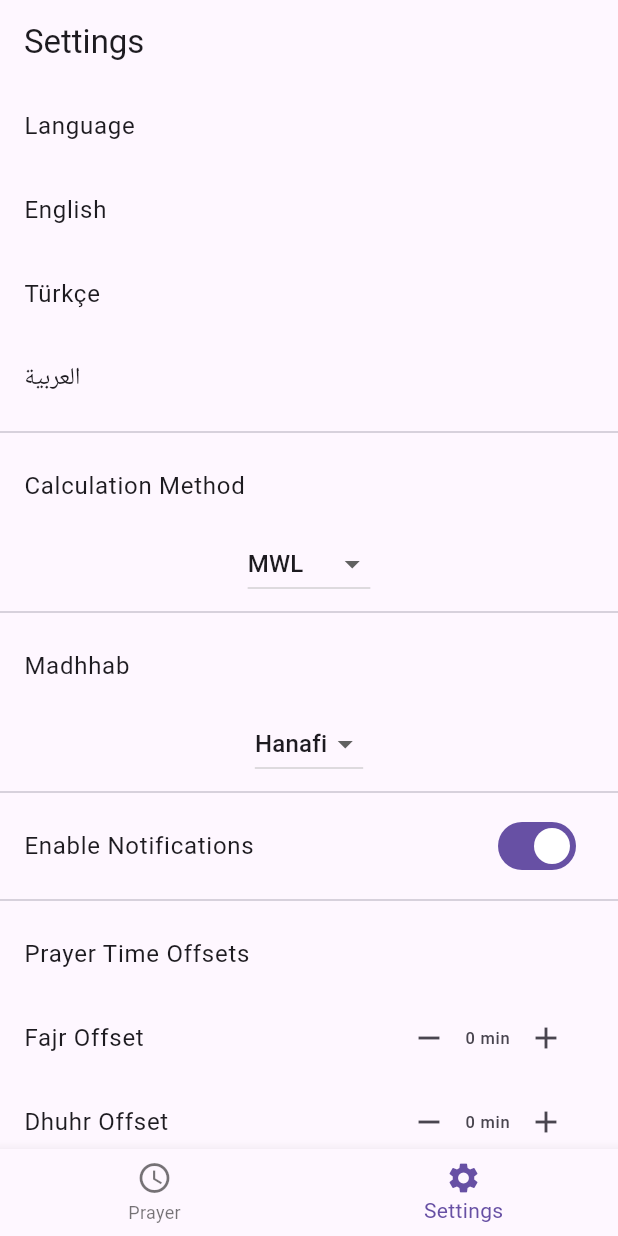
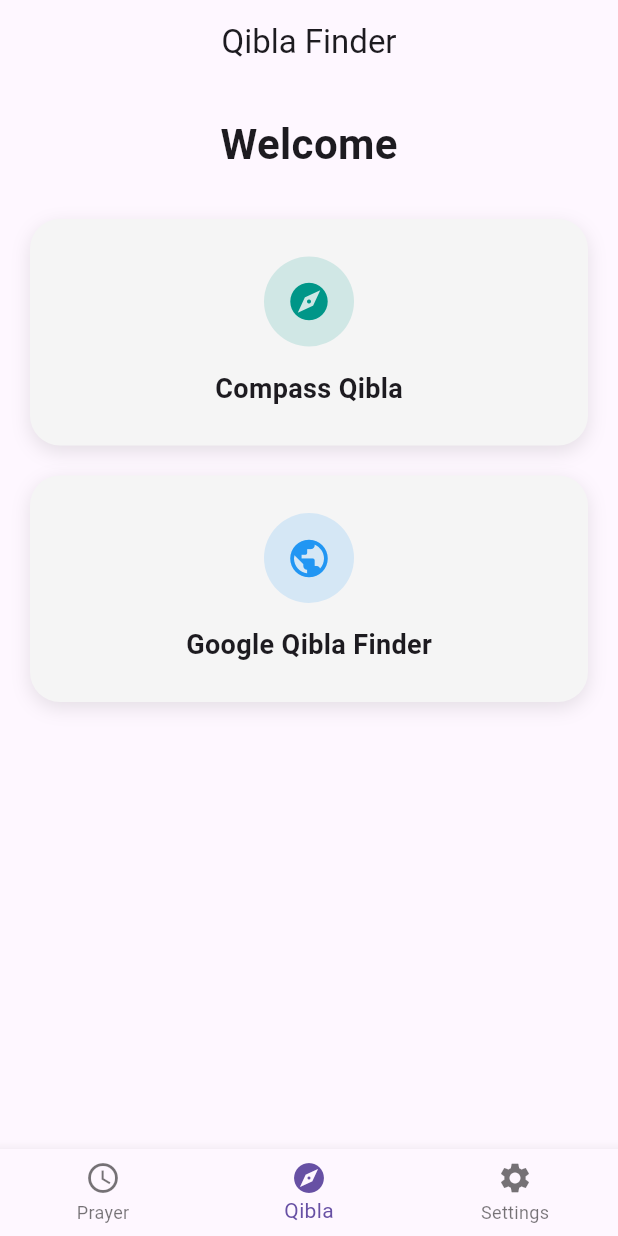
Before and after one commit to serhatcetin-kral/Adhan-with-multi-languages, a Flutter app: the MainScreen screen opened directly, item 2 of the bottom bar chosen, on a phone screen of 412 x 824 dp. Run offline on Flutter 3.47's test engine with Material 3 defaults, Android fonts, the phone set to English and light mode, and no system bars; our stand-ins replace flutter_compass, geocoding, geolocator, shared_preferences, vibration; accounts and stored records are empty.

Commit message:
qibla finder ekledik

```diff
--- a/lib/l10n/app_en.arb
+++ b/lib/l10n/app_en.arb
@@ -64,5 +64,13 @@
   "locationError": "Location permission required",
   "noInternet": "No internet connection",
   "error": "Something went wrong",
-  "minutesShort": "min"
+  "minutesShort": "min",
+  "compassQibla": "Compass Qibla",
+  "calibratingCompass": "Calibrating compass...",
+  "heading": "Heading",
+  "qiblaDirection": "Qibla Direction",
+  "facingQibla": "You are facing Qibla",
+  "turnToQibla": "Turn to Qibla",
+  "calibrationText": "Move your phone in a figure 8 motion to calibrate the compass.\nKeep away from metal objects.",
+  "qibla": "Qibla"
 }
--- a/lib/l10n/app_localizations.dart
+++ b/lib/l10n/app_localizations.dart
@@ -316,7 +316,7 @@
   /// No description provided for @compassQibla.
   ///
   /// In en, this message translates to:
-  /// **'Compass Qibla Finder'**
+  /// **'Compass Qibla'**
   String get compassQibla;
 
   /// No description provided for @googleQibla.
@@ -408,6 +408,42 @@
   /// In en, this message translates to:
   /// **'min'**
   String get minutesShort;
+
+  /// No description provided for @calibratingCompass.
+  ///
+  /// In en, this message translates to:
+  /// **'Calibrating compass...'**
+  String get calibratingCompass;
+
+  /// No description provided for @heading.
+  ///
+  /// In en, this message translates to:
+  /// **'Heading'**
+  String get heading;
+
+  /// No description provided for @qiblaDirection.
+  ///
+  /// In en, this message translates to:
+  /// **'Qibla Direction'**
+  String get qiblaDirection;
+
+  /// No description provided for @facingQibla.
+  ///
+  /// In en, this message translates to:
+  /// **'You are facing Qibla'**
+  String get facingQibla;
+
+  /// No description provided for @turnToQibla.
+  ///
+  /// In en, this message translates to:
+  /// **'Turn to Qibla'**
+  String get turnToQibla;
+
+  /// No description provided for @calibrationText.
+  ///
+  /// In en, this message translates to:
+  /// **'Move your phone in a figure 8 motion to calibrate the compass.\nKeep away from metal objects.'**
+  String get calibrationText;
 }
 
 class _AppLocalizationsDelegate extends LocalizationsDelegate<AppLocalizations> {
--- a/lib/l10n/app_localizations_en.dart
+++ b/lib/l10n/app_localizations_en.dart
@@ -117,7 +117,7 @@
   String get selectQiblaMethod => 'Select Qibla Method';
 
   @override
-  String get compassQibla => 'Compass Qibla Finder';
+  String get compassQibla => 'Compass Qibla';
 
   @override
   String get googleQibla => 'Google Qibla Finder';
@@ -163,4 +163,22 @@
 
   @override
   String get minutesShort => 'min';
+
+  @override
+  String get calibratingCompass => 'Calibrating compass...';
+
+  @override
+  String get heading => 'Heading';
+
+  @override
+  String get qiblaDirection => 'Qibla Direction';
+
+  @override
+  String get facingQibla => 'You are facing Qibla';
+
+  @override
+  String get turnToQibla => 'Turn to Qibla';
+
+  @override
+  String get calibrationText => 'Move your phone in a figure 8 motion to calibrate the compass.\nKeep away from metal objects.';
 }
--- a/lib/screens/main_screen.dart
+++ b/lib/screens/main_screen.dart
@@ -1,8 +1,9 @@
+import 'package:adhan_app/screens/qibla_screen.dart';
 import 'package:flutter/material.dart';
 
 import 'prayer_screen.dart';
-//import 'qibla_screen.dart';
- import 'settings_screen.dart';
+import 'settings_screen.dart';
+import 'qibla_selection_screen.dart';
 
 class MainScreen extends StatefulWidget {
   const MainScreen({super.key});
@@ -12,12 +13,14 @@
 }
 
 class _MainScreenState extends State<MainScreen> {
+
   int currentIndex = 0;
 
   final screens = [
     const PrayerScreen(),
+     const QiblaSelectionScreen(),
     // const QiblaScreen(),
-     const SettingsScreen(),
+    const SettingsScreen(),
   ];
 
   @override
@@ -27,20 +30,16 @@
 
       bottomNavigationBar: BottomNavigationBar(
         currentIndex: currentIndex,
-        onTap: (index) {
-          setState(() {
-            currentIndex = index;
-          });
-        },
+        onTap: (index) => setState(() => currentIndex = index),
         items: const [
           BottomNavigationBarItem(
             icon: Icon(Icons.access_time),
             label: "Prayer",
           ),
-          // BottomNavigationBarItem(
-          //   icon: Icon(Icons.explore),
-          //   label: "Qibla",
-          // ),
+          BottomNavigationBarItem(
+            icon: Icon(Icons.explore),
+            label: "Qibla",
+          ),
           BottomNavigationBarItem(
             icon: Icon(Icons.settings),
             label: "Settings",
--- /dev/null
+++ b/lib/screens/qibla_selection_screen.dart
@@ -0,0 +1,133 @@
+import 'package:flutter/material.dart';
+import 'package:url_launcher/url_launcher.dart';
+
+import 'qibla_screen.dart';
+
+class QiblaSelectionScreen extends StatelessWidget {
+  const QiblaSelectionScreen({super.key});
+
+  Future<void> openGoogleQibla(BuildContext context) async {
+    final url = Uri.parse('https://qiblafinder.withgoogle.com');
+
+    try {
+      await launchUrl(url, mode: LaunchMode.externalApplication);
+    } catch (e) {
+      ScaffoldMessenger.of(context).showSnackBar(
+        const SnackBar(content: Text("Cannot open Google Qibla")),
+      );
+    }
+  }
+
+  @override
+  Widget build(BuildContext context) {
+    return Scaffold(
+      appBar: AppBar(
+        title: const Text("Qibla Finder"),
+        centerTitle: true,
+      ),
+
+      body: Padding(
+        padding: const EdgeInsets.symmetric(horizontal: 20),
+        child: Column(
+          children: [
+
+            const SizedBox(height: 20),
+
+            // 🔹 Welcome text
+            const Text(
+              "Welcome",
+              style: TextStyle(
+                fontSize: 28,
+                fontWeight: FontWeight.bold,
+              ),
+            ),
+
+            const SizedBox(height: 30),
+
+            // 🧭 COMPASS CARD
+            buildCard(
+              icon: Icons.explore,
+              iconColor: Colors.teal,
+              text: "Compass Qibla",
+              onTap: () {
+                Navigator.push(
+                  context,
+                  MaterialPageRoute(
+                    builder: (_) => const QiblaScreen(),
+                  ),
+                );
+              },
+            ),
+
+            const SizedBox(height: 20),
+
+            // 🌍 GOOGLE CARD
+            buildCard(
+              icon: Icons.public,
+              iconColor: Colors.blue,
+              text: "Google Qibla Finder",
+              onTap: () => openGoogleQibla(context),
+            ),
+          ],
+        ),
+      ),
+    );
+  }
+
+  // 🔥 CARD WIDGET
+  Widget buildCard({
+    required IconData icon,
+    required Color iconColor,
+    required String text,
+    required VoidCallback onTap,
+  }) {
+    return GestureDetector(
+      onTap: onTap,
+      child: Container(
+        width: double.infinity,
+        padding: const EdgeInsets.symmetric(vertical: 25),
+        decoration: BoxDecoration(
+          color: Colors.grey.shade100,
+          borderRadius: BorderRadius.circular(20),
+          boxShadow: [
+            BoxShadow(
+              color: Colors.black.withOpacity(0.1),
+              blurRadius: 10,
+              offset: const Offset(0, 4),
+            ),
+          ],
+        ),
+        child: Column(
+          children: [
+
+            // 🔵 ICON CIRCLE
+            Container(
+              width: 60,
+              height: 60,
+              decoration: BoxDecoration(
+                color: iconColor.withOpacity(0.15),
+                shape: BoxShape.circle,
+              ),
+              child: Icon(
+                icon,
+                size: 30,
+                color: iconColor,
+              ),
+            ),
+
+            const SizedBox(height: 15),
+
+            // 🔤 TEXT
+            Text(
+              text,
+              style: const TextStyle(
+                fontSize: 18,
+                fontWeight: FontWeight.w600,
+              ),
+            ),
+          ],
+        ),
+      ),
+    );
+  }
+}
--- a/pubspec.yaml
+++ b/pubspec.yaml
@@ -12,6 +12,8 @@
   flutter:
     sdk: flutter
 
+  vibration: ^3.1.5
+
   # 🌍 Localization
   flutter_localizations:
     sdk: flutter
@@ -19,7 +21,7 @@
 
   # 📍 Location
   geolocator: ^9.0.2
-
+  geocoding: ^2.2.0
   # 🌐 HTTP (Aladhan API)
   http: ^1.1.0
 
```
Also changed, not shown: lib/l10n/app_ar.arb (+9 -1 lines), lib/l10n/app_localizations_ar.dart (+19 -1 lines), lib/l10n/app_localizations_tr.dart (+19 -1 lines), lib/l10n/app_tr.arb (+9 -1 lines), lib/screens/prayer_screen.dart (+25 -87 lines), lib/screens/qibla_screen.dart (added, +225 -0 lines), lib/services/location_name_service.dart (added, +36 -0 lines), lib/services/location_service.dart (+12 -3 lines), lib/services/qibla_service.dart (added, +38 -0 lines), pubspec.lock, 2 other files.
